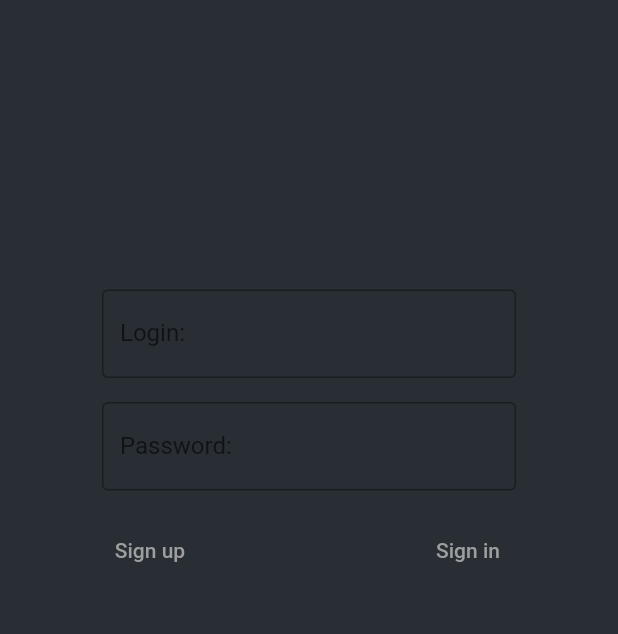
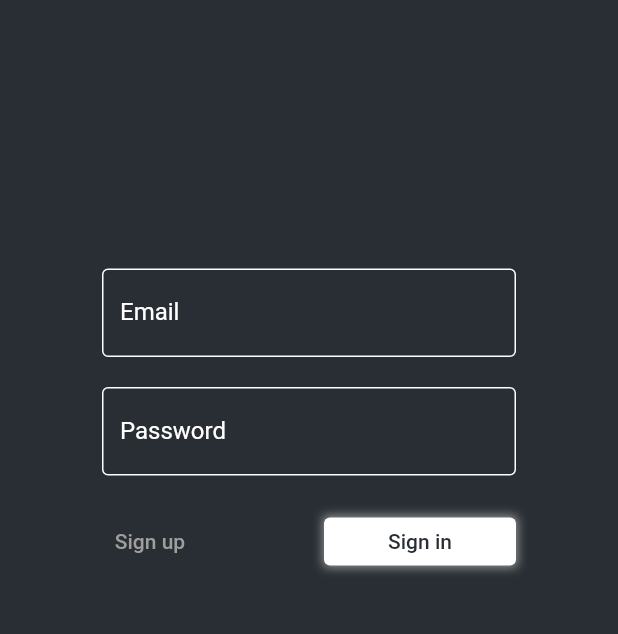
Before and after one commit to pavonism/pentellio, a Flutter app: the screen it shows after launch, on a phone screen of 412 x 824 dp, the part 489-1123 px from its top. Run offline on Flutter 3.47's test engine with Material 2 defaults, Android fonts, the phone set to English and light mode, and no system bars; drawn by our look-alikes of animated_text_kit; our stand-ins replace cached_network_image, firebase_auth, firebase_core, flutter_bloc; accounts and stored records are empty; Roboto replaces fonts that are missing (Comic Sans, Segoe UI).

Commit message:
Improve logging experience

```diff
--- a/lib/cubits/auth_cubit.dart
+++ b/lib/cubits/auth_cubit.dart
@@ -1,3 +1,5 @@
+import 'dart:math';
+
 import 'package:flutter_bloc/flutter_bloc.dart';
 
 import '../services/auth_service.dart';
@@ -7,10 +9,14 @@ class AuthCubit extends Cubit<AuthState> {
       : super(
           authService.isSignedIn
               ? SignedInState(email: authService.userEmail)
-              : SignedOutState(),
+              : NeedsSigningInState(),
         );
 
   final AuthService authService;
+
+  void startLoggingIn() {
+    if (state is NeedsSigningInState) emit(SignedOutState());
+  }
 
   void startRegister() {
     emit(RegisterState());
@@ -21,34 +27,31 @@ class AuthCubit extends Cubit<AuthState> {
     required String password,
   }) async {
     emit(SigningInState());
+    final registerState = RegisterState(email: email, password: password);
 
     try {
       final result = await authService.register(email, password);
 
-      if (result == SignUpResult.success)
-        emit(SignedOutState());
-      else
-        emit(RegisterState());
-      // switch (result) {
-      //   case SignInResult.success:
-      //     emit(SignedInState(email: email));
-      //     break;
-      //   case SignInResult.invalidEmail:
-      //     emit(SignedOutState(error: 'Invalid email'));
-      //     break;
-      //   case SignInResult.userDisabled:
-      //     emit(SignedOutState(error: 'User has been banned'));
-      //     break;
-      //   case SignInResult.userNotFound:
-      //     emit(SignedOutState(error: 'User was not found'));
-      //     break;
-      //   case SignInResult.emailAlreadyInUse:
-      //     emit(SignedOutState(error: 'Email is already in used'));
-      //     break;
-      //   case SignInResult.wrongPassword:
-      //     emit(SignedOutState(error: "Email and password don't match"));
-      //     break;
-      // }
+      switch (result) {
+        case SignUpResult.success:
+          emit(SignedInState(email: email));
+          break;
+        case SignUpResult.invalidEmail:
+          emit(registerState..error = 'Invalid email');
+          break;
+        case SignUpResult.emailAlreadyInUse:
+          emit(registerState
+            ..error = 'Email is already in used \n Try with another one');
+          break;
+        case SignUpResult.operationNotAllowed:
+          emit(registerState..error = 'Operation is not allowed');
+          break;
+        case SignUpResult.weakPassword:
+          emit(registerState
+            ..error =
+                'Chosen password is too weak. \n Password must contain at least 6 characters');
+          break;
+      }
     } catch (e) {}
   }
 
@@ -59,25 +62,30 @@ class AuthCubit extends Cubit<AuthState> {
     emit(SigningInState());
     try {
       final result = await authService.signInWithEmail(email, password);
+      final signedInState = SignedInState(email: email);
+      final signedOutState = SignedOutState(email: email, password: password);
 
       switch (result) {
         case SignInResult.success:
-          emit(SignedInState(email: email));
+          emit(signedInState);
           break;
         case SignInResult.invalidEmail:
-          emit(SignedOutState(error: 'Invalid email'));
+          emit(signedOutState..error = 'Invalid email');
           break;
         case SignInResult.userDisabled:
-          emit(SignedOutState(error: 'User has been banned'));
+          emit(signedOutState..error = 'User has been banned');
           break;
         case SignInResult.userNotFound:
-          emit(SignedOutState(error: 'User was not found'));
+          emit(signedOutState
+            ..error = 'User was not found. \nPlease, check your credentials');
           break;
         case SignInResult.emailAlreadyInUse:
-          emit(SignedOutState(error: 'Email is already in used'));
+          emit(signedOutState..error = 'Email is already in used');
           break;
         case SignInResult.wrongPassword:
-          emit(SignedOutState(error: "Email and password don't match"));
+          emit(signedOutState
+            ..error =
+                "Email and password don't match. \nPlease, check your credentials");
           break;
       }
     } catch (e) {
@@ -94,6 +102,8 @@ class AuthCubit extends Cubit<AuthState> {
 
 abstract class AuthState {}
 
+class NeedsSigningInState extends SignedOutState {}
+
 class SignedInState extends AuthState {
   SignedInState({required this.email});
 
@@ -101,11 +111,16 @@ class SignedInState extends AuthState {
 }
 
 class SignedOutState extends AuthState {
-  SignedOutState({this.error});
+  SignedOutState({this.email = "", this.password = "", this.error});
 
-  final String? error;
+  String? error;
+  final String email;
+  final String password;
 }
 
 class SigningInState extends AuthState {}
 
-class RegisterState extends SignedOutState {}
+class RegisterState extends SignedOutState {
+  RegisterState({email = "", password = "", error})
+      : super(email: email, password: password, error: error);
+}
--- a/lib/main.dart
+++ b/lib/main.dart
@@ -61,12 +61,21 @@ class PentellioApp extends StatelessWidget {
   Widget build(BuildContext context) {
     return MaterialApp(
       theme: ThemeData(
+        fontFamily: "Segoe UI",
         primarySwatch: Colors.grey,
         primaryColor: Colors.white,
+        highlightColor: Colors.white,
+        shadowColor: Colors.grey,
+        errorColor: Colors.red,
+        colorScheme: ColorScheme.fromSwatch(
+            primarySwatch: Colors.grey,
+            primaryColorDark: const Color(0xFF282E33),
+            accentColor: Colors.white,
+            backgroundColor: const Color(0xFF282E33),
+            cardColor: const Color(0x003D444B),
+            brightness: Brightness.dark),
         backgroundColor: const Color(0xFF282E33),
         scaffoldBackgroundColor: const Color(0xFF282E33),
-        primaryTextTheme: Typography(platform: TargetPlatform.iOS).white,
-        textTheme: Typography(platform: TargetPlatform.iOS).white,
       ),
       home: Provider(
         create: (_) {
--- /dev/null
+++ b/lib/providers/logging_controlers_provider.dart
@@ -0,0 +1,6 @@
+import 'package:flutter/cupertino.dart';
+
+class LoggingControlersProvider {
+  final email = TextEditingController();
+  final password = TextEditingController();
+}
--- a/lib/views/chat/chat.dart
+++ b/lib/views/chat/chat.dart
@@ -149,7 +149,7 @@ class MessageTile extends StatelessWidget {
                           topLeft: radius,
                           topRight: radius)),
               child: Padding(
-                padding: const EdgeInsets.all(8.0),
+                padding: const EdgeInsets.all(12.0),
                 child: Column(
                   crossAxisAlignment: !sender
                       ? CrossAxisAlignment.start
--- a/lib/views/login/login_gate.dart
+++ b/lib/views/login/login_gate.dart
@@ -17,9 +17,7 @@ class LoginGate extends StatelessWidget {
         );
       }
       if (state is SignedOutState) {
-        return LoginView(
-          state: state,
-        );
+        return const LoginView();
       }
       if (state is SigningInState) {
         return const Center(child: CircularProgressIndicator());
--- a/lib/views/login/login_inputs.dart
+++ b/lib/views/login/login_inputs.dart
@@ -1,7 +1,10 @@
 import 'package:flutter/material.dart';
 import 'package:flutter_bloc/flutter_bloc.dart';
 import 'package:pentellio/cubits/auth_cubit.dart';
+import 'package:pentellio/providers/logging_controlers_provider.dart';
 import 'package:pentellio/views/login/register.dart';
+import 'package:pentellio/widgets/themed_button.dart';
+import 'package:pentellio/widgets/themed_form_field.dart';
 
 class PentellioLogin extends StatelessWidget {
   const PentellioLogin({
@@ -18,46 +21,68 @@ class PentellioLogin extends StatelessWidget {
         child: BlocBuilder<AuthCubit, AuthState>(builder: (context, state) {
           if (state is RegisterState) return const PentellioRegister();
 
-          return PentellioLoginInputs();
+          return const PentellioLoginInputs();
         }),
       ),
     );
   }
 }
 
-class PentellioLoginInputs extends StatelessWidget {
-  PentellioLoginInputs({
+class PentellioLoginInputs extends StatefulWidget {
+  const PentellioLoginInputs({
     Key? key,
   }) : super(key: key);
 
-  final email = TextEditingController();
-  final password = TextEditingController();
+  @override
+  State<PentellioLoginInputs> createState() => _PentellioLoginInputsState();
+}
+
+class _PentellioLoginInputsState extends State<PentellioLoginInputs> {
+  final _formKey = GlobalKey<FormState>();
+  final RegExp emailRegExp =
+      RegExp("(^[a-zA-Z0-9_.+-]+@[a-zA-Z0-9-]+\.[a-zA-Z0-9-.]+\$)");
 
   @override
   Widget build(BuildContext context) {
-    return Column(
+    var state = context.read<AuthCubit>().state;
+    var email = context.read<LoggingControlersProvider>().email;
+    var password = context.read<LoggingControlersProvider>().password;
+
+    return Form(
+      key: _formKey,
+      child: Column(
         mainAxisSize: MainAxisSize.min,
+        crossAxisAlignment: CrossAxisAlignment.start,
         children: [
-        TextField(
+          ThemedFormField(
             controller: email,
-          decoration: const InputDecoration(
-            border: OutlineInputBorder(),
-            labelText: 'Login:',
-          ),
+            labelText: 'Email',
+            validator: (text) {
+              if (text == null || text.isEmpty) {
+                return "Please, enter your email";
+              }
+
+              if (!emailRegExp.hasMatch(text)) return "Invalid email";
+              return null;
+            },
           ),
           const SizedBox(
-          height: 16,
+            height: 20,
           ),
-        TextField(
+          ThemedFormField(
             controller: password,
             obscureText: true,
-          decoration: const InputDecoration(
-            border: OutlineInputBorder(),
-            labelText: 'Password:',
-          ),
+            labelText: 'Password',
+            validator: (text) {
+              if (text == null || text.isEmpty) {
+                return "Please, enter your password";
+              }
+
+              return null;
+            },
           ),
           const SizedBox(
-          height: 16,
+            height: 20,
           ),
           Row(
             mainAxisAlignment: MainAxisAlignment.spaceBetween,
@@ -68,17 +93,33 @@ class PentellioLoginInputs extends StatelessWidget {
                 },
                 child: const Text('Sign up'),
               ),
-            TextButton(
+              ThemedButton(
+                height: 32,
+                width: 128,
                 onPressed: () {
+                  if (_formKey.currentState?.validate() ?? false) {
                     context
                         .read<AuthCubit>()
                         .signIn(email: email.text, password: password.text);
+                  }
                 },
                 child: const Text('Sign in'),
               ),
             ],
-        )
+          ),
+          const SizedBox(
+            height: 20,
+          ),
+          if (state is SignedOutState && state.error != null)
+            Text(
+              "${state.error!}!",
+              style: TextStyle(
+                  fontStyle: FontStyle.italic,
+                  color: Theme.of(context).errorColor,
+                  fontFamily: "Arial"),
+            ),
         ],
+      ),
     );
   }
 }
--- a/lib/views/login/login_portrait.dart
+++ b/lib/views/login/login_portrait.dart
@@ -1,11 +1,13 @@
 import 'package:flutter/material.dart';
-import 'package:pentellio/views/login/login_inputs.dart';
 import 'package:pentellio/views/login/login_title.dart';
 
 class LoginPortrait extends StatelessWidget {
   const LoginPortrait({
     Key? key,
+    this.child,
   }) : super(key: key);
+
+  final Widget? child;
 
   @override
   Widget build(BuildContext context) {
@@ -24,7 +26,7 @@ class LoginPortrait extends StatelessWidget {
                     height: constraints.maxHeight / 2,
                     child: Center(
                       child: FittedBox(
-                        child: PentellioLogin(),
+                        child: child,
                       ),
                     ),
                   ),
@@ -34,7 +36,7 @@ class LoginPortrait extends StatelessWidget {
                 const Expanded(child: PentellioTitle()),
                 Expanded(
                   child: Center(
-                    child: PentellioLogin(),
+                    child: child,
                   ),
                 ),
               ]);
--- a/lib/views/login/login_screen.dart
+++ b/lib/views/login/login_screen.dart
@@ -1,13 +1,13 @@
 import 'package:flutter/material.dart';
-import 'package:pentellio/cubits/auth_cubit.dart';
+import 'package:pentellio/providers/logging_controlers_provider.dart';
+import 'package:pentellio/views/login/login_inputs.dart';
+import 'package:provider/provider.dart';
 
 import 'login_portrait.dart';
 import 'login_landscape.dart';
 
 class LoginView extends StatefulWidget {
-  const LoginView({Key? key, required this.state}) : super(key: key);
-
-  final SignedOutState state;
+  const LoginView({Key? key}) : super(key: key);
 
   @override
   State<LoginView> createState() => _LoginViewState();
@@ -16,12 +16,21 @@ class LoginView extends StatefulWidget {
 class _LoginViewState extends State<LoginView> {
   @override
   Widget build(BuildContext context) {
-    return Scaffold(
-      body: OrientationBuilder(builder: (context, orientation) {
-        return orientation == Orientation.portrait
-            ? const LoginPortrait()
-            : const LoginLandscape();
-      }),
+    const pentellioLogin = PentellioLogin();
+
+    return Provider(
+      create: (_) => LoggingControlersProvider(),
+      child: Scaffold(
+        body: OrientationBuilder(builder: (context, orientation) {
+          return orientation == Orientation.portrait
+              ? const LoginPortrait(
+                  child: pentellioLogin,
+                )
+              : const LoginLandscape(
+                  child: pentellioLogin,
+                );
+        }),
+      ),
     );
   }
 }
--- a/lib/views/login/login_title.dart
+++ b/lib/views/login/login_title.dart
@@ -1,23 +1,55 @@
+import 'dart:ui';
+
+import 'package:animated_text_kit/animated_text_kit.dart';
 import 'package:flutter/material.dart';
+import 'package:flutter_bloc/flutter_bloc.dart';
+import 'package:pentellio/cubits/auth_cubit.dart';
 
-class PentellioTitle extends StatelessWidget {
+class PentellioTitle extends StatefulWidget {
   const PentellioTitle({Key? key, this.twoLines = false}) : super(key: key);
 
   final bool twoLines;
 
   @override
+  State<PentellioTitle> createState() => _PentellioTitleState();
+}
+
+class _PentellioTitleState extends State<PentellioTitle> {
+  @override
   Widget build(BuildContext context) {
     return Center(
       child: Padding(
         padding: const EdgeInsets.all(12.0),
-        child: Text(
-          twoLines ? 'Welcome to \n Pentellio!' : 'Welcome to Pentellio!',
+        child: DefaultTextStyle(
           maxLines: 2,
           style: TextStyle(
-              fontSize: 100,
-              fontFamily: 'FugglesPro-Regular',
-              color: Theme.of(context).primaryColor),
-          textAlign: TextAlign.center,
+            fontSize: 100,
+            fontFamily: 'FugglesPro-Regular',
+            color: Theme.of(context).primaryColor,
+            fontFeatures: const [
+              FontFeature.randomize(),
+            ],
+          ),
+          child: context.read<AuthCubit>().state is NeedsSigningInState
+              ? AnimatedTextKit(
+                  onFinished: () => context.read<AuthCubit>().startLoggingIn(),
+                  isRepeatingAnimation: false,
+                  animatedTexts: [
+                    TyperAnimatedText(
+                      widget.twoLines
+                          ? 'Welcome to \n Pentellio!'
+                          : 'Welcome to Pentellio!',
+                      textAlign: TextAlign.center,
+                      speed: const Duration(milliseconds: 60),
+                    )
+                  ],
+                )
+              : Text(
+                  widget.twoLines
+                      ? 'Welcome to \n Pentellio!'
+                      : 'Welcome to Pentellio!',
+                  textAlign: TextAlign.center,
+                ),
         ),
       ),
     );
--- /dev/null
+++ b/lib/widgets/themed_button.dart
@@ -0,0 +1,40 @@
+import 'package:flutter/material.dart';
+
+class ThemedButton extends StatelessWidget {
+  const ThemedButton({
+    super.key,
+    this.onPressed,
+    required this.child,
+    this.width,
+    this.height,
+  });
+
+  final void Function()? onPressed;
+  final Widget child;
+  final double? width;
+  final double? height;
+
+  @override
+  Widget build(BuildContext context) {
+    return Container(
+      height: height,
+      width: width,
+      decoration: BoxDecoration(
+        boxShadow: [
+          BoxShadow(
+            color: Theme.of(context).shadowColor,
+            spreadRadius: 1,
+            blurRadius: 5,
+          )
+        ],
+      ),
+      child: TextButton(
+        style: TextButton.styleFrom(
+            foregroundColor: Theme.of(context).backgroundColor,
+            backgroundColor: Theme.of(context).colorScheme.secondary),
+        onPressed: onPressed,
+        child: child,
+      ),
+    );
+  }
+}
--- /dev/null
+++ b/lib/widgets/themed_form_field.dart
@@ -0,0 +1,38 @@
+import 'package:flutter/material.dart';
+
+class ThemedFormField extends StatelessWidget {
+  const ThemedFormField(
+      {super.key,
+      this.obscureText = false,
+      this.controller,
+      this.labelText,
+      this.validator});
+
+  final bool obscureText;
+  final TextEditingController? controller;
+  final String? labelText;
+  final String? Function(String?)? validator;
+
+  @override
+  Widget build(BuildContext context) {
+    return TextFormField(
+      controller: controller,
+      obscureText: obscureText,
+      decoration: InputDecoration(
+        errorMaxLines: 2,
+        labelStyle: TextStyle(
+          color: Theme.of(context).primaryColor,
+          fontFamily: "Comic Sans",
+        ),
+        enabledBorder: OutlineInputBorder(
+          borderSide: BorderSide(color: Theme.of(context).primaryColor),
+        ),
+        border: OutlineInputBorder(
+          borderSide: BorderSide(color: Theme.of(context).primaryColor),
+        ),
+        labelText: labelText,
+      ),
+      validator: validator,
+    );
+  }
+}
--- a/pubspec.yaml
+++ b/pubspec.yaml
@@ -29,6 +29,7 @@ environment:
 # the latest version available on pub.dev. To see which dependencies have newer
 # versions available, run `flutter pub outdated`.
 dependencies:
+  animated_text_kit: ^4.2.2
   flutter:
     sdk: flutter
 
```
Also changed, not shown: lib/views/login/login_landscape.dart (+5 -3 lines), lib/views/login/register.dart (+50 -29 lines), lib/widgets/black_input.dart (added, +28 -0 lines), pubspec.lock. Lines whose indentation alone changed are shown as unchanged.
